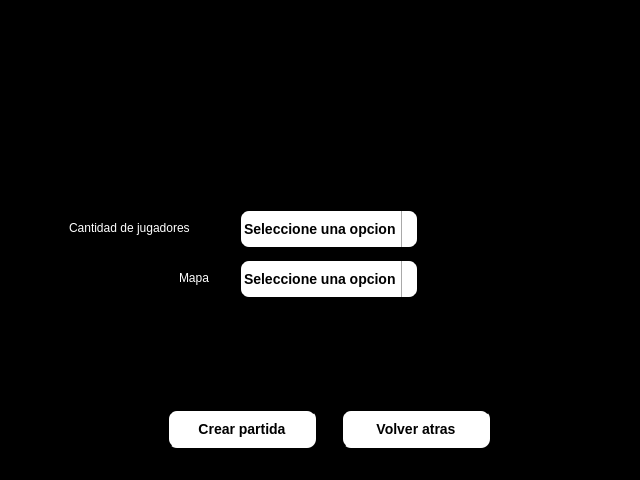
Above: client/vista/menu_crear_partida.ui from AlanValdevenito/Worms before the change. Below: the same form after it.
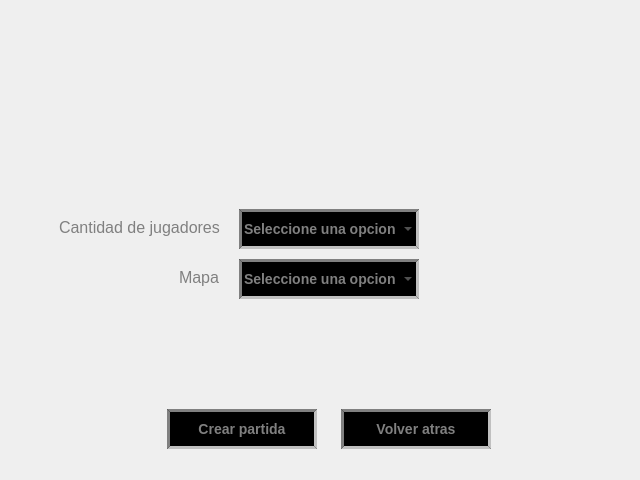
That is the form after the change. Icons and pictures are not drawn.

Commit message:
Trabajando en el menu
- Se agrego un fondo a todos los menu.
- Se cambio el diseño de los botones.
- Se agrego un mismo icono a todas las ventanas.

Patch:
```diff
--- a/client/vista/menu_crear_partida.ui
+++ b/client/vista/menu_crear_partida.ui
@@ -26,7 +26,10 @@
    <string>Worms 2D</string>
   </property>
   <property name="styleSheet">
-   <string notr="true">background-color: rgb(0, 0, 0);</string>
+   <string notr="true">QMainWindow { 
+	background-image: url(&quot;/home/alan/Escritorio/Taller-de-Programacion-I/TPs/TP3 - Worms/Worms/client/vista/data/fondo.png&quot;); 
+	background-position: center center;
+}</string>
   </property>
   <widget class="QWidget" name="centralwidget">
    <property name="sizePolicy">
@@ -57,10 +60,10 @@
        </size>
       </property>
       <property name="styleSheet">
-       <string notr="true">background-color: rgb(0, 0, 0);</string>
+       <string notr="true"/>
       </property>
       <property name="frameShape">
-       <enum>QFrame::StyledPanel</enum>
+       <enum>QFrame::NoFrame</enum>
       </property>
       <property name="frameShadow">
        <enum>QFrame::Raised</enum>
@@ -88,15 +91,12 @@
        </property>
        <property name="styleSheet">
         <string notr="true">QPushButton {
-	background-color: white;
-	border-style: outset;
-	border-width: 2px;
-	border-radius: 10px;
+	background-color: black;
+	border-style: inset;
+	border-width: 3px;
+	border-color: grey;
 	font: bold 14px;
-}
-
-QPushButton:hover {
-	background: grey;
+	color: grey;
 }
 
 QPushButton:pressed {
@@ -122,35 +122,22 @@
        </property>
        <property name="styleSheet">
         <string notr="true">QComboBox {
-	background-color: white;
-	border-style: outset;
-	border-width: 2px;
-	border-radius: 10px;
+	background-color: black;
+	border-style: inset;
+	border-width: 3px;
+	border-color: grey;
 	font: bold 14px;
+	color: grey;
 }
 
 QComboBox QAbstractItemView {
-	background: white;
-	background-color: darkgray;
+	background-color: black;
 	border-style: outset;
-	border-width: 2px;
+	border-width: 3px;
 	border-color: grey;
 	font: bold 14px;
 	color: black;
-	border: 2px solid darkgray;
-}
-
-QComboBox::drop-down {
-	border-left-width: 1px;
-	border-left-color: darkgray;
-	border-left-style: solid;
-	border-top-right-radius: 3px;
-	border-bottom-right-radius: 3px;
-}
-
-QComboBox::item:hover {
-	color: black;
-	background-color: gray;
+	border: 2px solid grey;
 }</string>
        </property>
        <property name="editable">
@@ -196,35 +183,22 @@
        </property>
        <property name="styleSheet">
         <string notr="true">QComboBox {
-	background-color: white;
-	border-style: outset;
-	border-width: 2px;
-	border-radius: 10px;
+	background-color: black;
+	border-style: inset;
+	border-width: 3px;
+	border-color: grey;
 	font: bold 14px;
+	color: grey;
 }
 
 QComboBox QAbstractItemView {
-	background: white;
-	background-color: darkgray;
+	background-color: black;
 	border-style: outset;
-	border-width: 2px;
+	border-width: 3px;
 	border-color: grey;
 	font: bold 14px;
 	color: black;
-	border: 2px solid darkgray;
-}
-
-QComboBox::drop-down {
-	border-left-width: 1px;
-	border-left-color: darkgray;
-	border-left-style: solid;
-	border-top-right-radius: 3px;
-	border-bottom-right-radius: 3px;
-}
-
-QComboBox::item:hover {
-	color: black;
-	background-color: gray;
+	border: 2px solid grey;
 }</string>
        </property>
        <property name="editable">
@@ -282,15 +256,12 @@
        </property>
        <property name="styleSheet">
         <string notr="true">QPushButton {
-	background-color: white;
-	border-style: outset;
-	border-width: 2px;
-	border-radius: 10px;
+	background-color: black;
+	border-style: inset;
+	border-width: 3px;
+	border-color: grey;
 	font: bold 14px;
-}
-
-QPushButton:hover {
-	background: grey;
+	color: grey;
 }
 
 QPushButton:pressed {
@@ -305,14 +276,15 @@
       <widget class="QLabel" name="labelJugadores">
        <property name="geometry">
         <rect>
-         <x>60</x>
+         <x>50</x>
          <y>210</y>
-         <width>161</width>
+         <width>171</width>
          <height>17</height>
         </rect>
        </property>
        <property name="styleSheet">
-        <string notr="true">color: rgb(255, 255, 255);</string>
+        <string notr="true">color: grey;
+font: 16px;</string>
        </property>
        <property name="text">
         <string>Cantidad de jugadores</string>
@@ -323,12 +295,13 @@
         <rect>
          <x>170</x>
          <y>260</y>
-         <width>41</width>
+         <width>51</width>
          <height>17</height>
         </rect>
        </property>
        <property name="styleSheet">
-        <string notr="true">color: rgb(255, 255, 255);</string>
+        <string notr="true">color: grey;
+font: 16px;</string>
        </property>
        <property name="text">
         <string>Mapa</string>
```
The commit also changes 11 other files.
